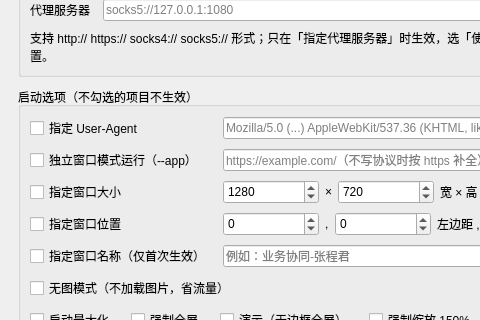
Before: the Qt Designer form chromeprofileform.ui in BlueGhostJ/BG_Assistant, drawn with Qt 5; both pictures show x 0 to 480 and y 257 to 577 of the 680 by 740 pixel window.
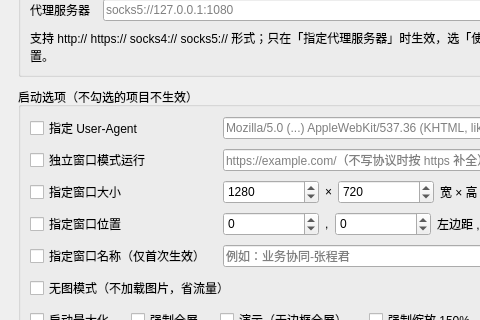
After: the same form once the commit is applied.

Commit message:
chore(chrome): 选项标签去掉开关名，只留中文说明
「独立窗口模式运行（--app）」→「独立窗口模式运行」；「不使用代理（--no-proxy-server）」→「不使用代理」。
参数与界面选项的对照仍保留在 README 里。

What changed in the file:
```diff
--- a/chromeprofileform.ui
+++ b/chromeprofileform.ui
@@ -232,7 +232,7 @@
       <item row="1" column="0">
        <widget class="QCheckBox" name="appModeCheckBox">
         <property name="text">
-         <string>独立窗口模式运行（--app）</string>
+         <string>独立窗口模式运行</string>
         </property>
        </widget>
       </item>
```
Left out of the diff: 2 changed lines with no effect on the pictures.
